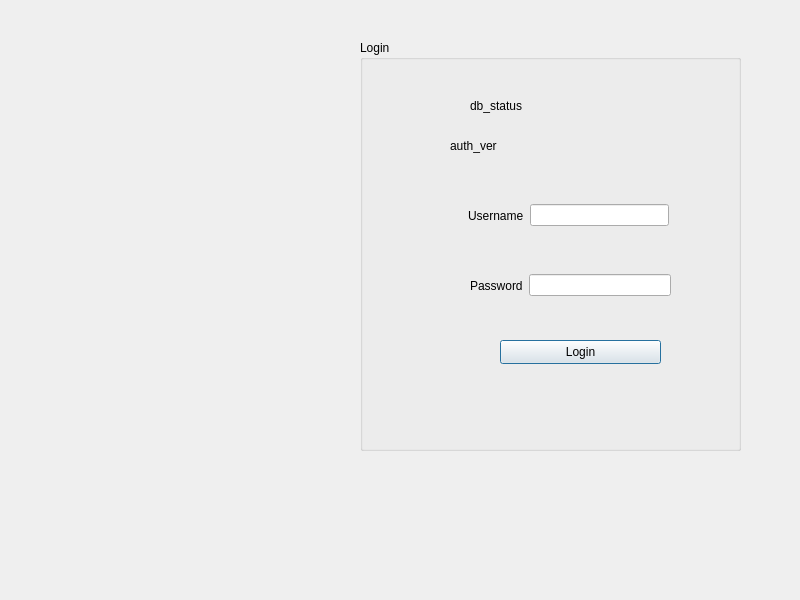
Old version of the form login.ui in the repository aminabkl/Departement_Management.
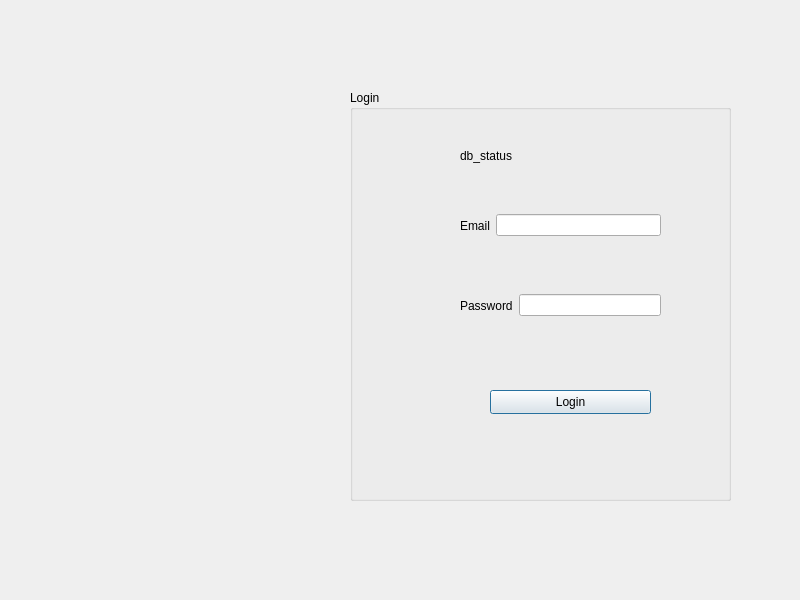
New version of the form.

What changed in the file:
```diff
--- a/login.ui
+++ b/login.ui
@@ -16,8 +16,8 @@
   <widget class="QGroupBox" name="groupBox">
    <property name="geometry">
     <rect>
-     <x>360</x>
-     <y>40</y>
+     <x>350</x>
+     <y>90</y>
      <width>381</width>
      <height>411</height>
     </rect>
@@ -41,8 +41,8 @@
    <widget class="QWidget" name="layoutWidget">
     <property name="geometry">
      <rect>
-      <x>108</x>
-      <y>150</y>
+      <x>110</x>
+      <y>110</y>
       <width>201</width>
       <height>51</height>
      </rect>
@@ -51,7 +51,7 @@
      <item>
       <widget class="QLabel" name="label">
        <property name="text">
-        <string>Username</string>
+        <string>Email</string>
        </property>
       </widget>
      </item>
@@ -64,7 +64,7 @@
     <property name="geometry">
      <rect>
       <x>110</x>
-      <y>220</y>
+      <y>190</y>
       <width>201</width>
       <height>51</height>
      </rect>
@@ -99,19 +99,6 @@
      <string>db_status</string>
     </property>
    </widget>
-   <widget class="QLabel" name="auth_ver">
-    <property name="geometry">
-     <rect>
-      <x>90</x>
-      <y>90</y>
-      <width>161</width>
-      <height>31</height>
-     </rect>
-    </property>
-    <property name="text">
-     <string>auth_ver</string>
-    </property>
-   </widget>
   </widget>
  </widget>
  <resources/>
```
Left out of the diff: 2 changed lines with no effect on the pictures.
